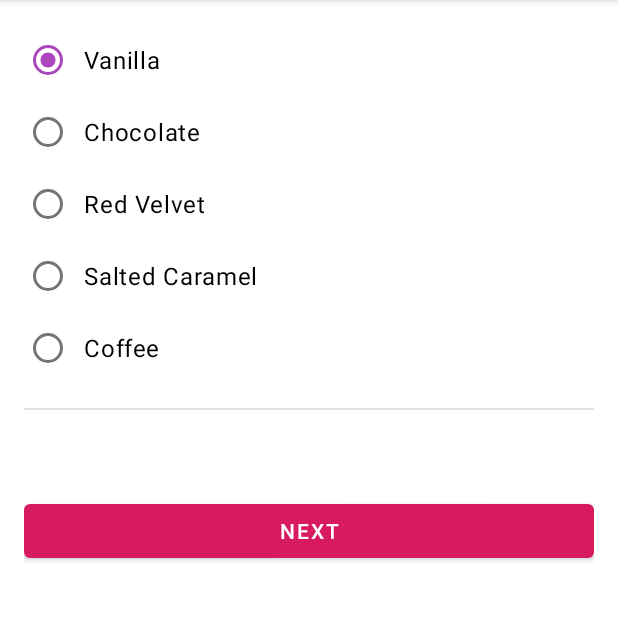
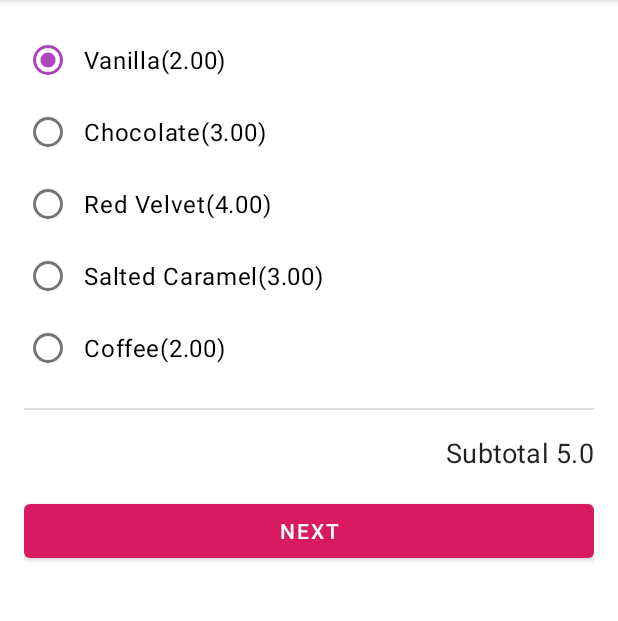
Before and after one commit to vickyvikas514/OrderCupcake, an Android app: the screen it shows after launch (MainActivity), after a tap on "ONE CUPCAKE", on a phone screen of 412 x 824 dp, the part 84-705 px from its top. Run offline under Robolectric (Android 15) with nearby library versions, the phone set to English and light mode, and no system bars; our stand-ins replace data binding, navigation-ui.

Commit message:
Finalised the layout with date,order summary,quantity with DATA BINDING

```diff
--- a/app/src/main/java/com/example/cupcake/model/OrderViewModel.kt
+++ b/app/src/main/java/com/example/cupcake/model/OrderViewModel.kt
@@ -18,10 +18,23 @@ import java.util.Locale
  * [OrderViewModel] holds information about a cupcake order in terms of quantity, flavor, and
  * pickup date. It also knows how to calculate the total price based on these order details.
  */
+private const val PRICE_PER_CUPCAKE = 2.00
+private const val PRICE_FOR_SAME_DAY=3.00
+private const val pricevanilla=2.00
+private const val pricechocolate=4.00
+private const val priceredvelvet=4.00
+private const val pricecaramel=3.00
+private const val pricecoffe=2.00
+
+
 class OrderViewModel : ViewModel() {
+
+
+
 
     // Quantity of cupcakes in this order
     val dateOptions = getPickupOption()
+
 
     private val _quantity = MutableLiveData<Int>()
     val quantity: LiveData<Int> = _quantity
@@ -37,7 +50,7 @@ class OrderViewModel : ViewModel() {
     val date: LiveData<String> = _date
 
     // Price of the order so far
-    private val _price = MutableLiveData<Double>(0.0)
+    private val _price = MutableLiveData<Double>()
     val price: LiveData<Double> = _price
 
 
@@ -49,6 +62,7 @@ class OrderViewModel : ViewModel() {
      */
     fun setQuantity(numberCupcakes: Int) {
         _quantity.value = numberCupcakes
+        updatePrice()
 
     }
 
@@ -68,6 +82,7 @@ class OrderViewModel : ViewModel() {
      */
     fun setDate(pickupDate: String) {
         _date.value = pickupDate
+        updatePrice()
 
     }
 
@@ -88,6 +103,23 @@ class OrderViewModel : ViewModel() {
         }
         return options
     }
+    fun resetOrder(){
+        _quantity.value=0
+        _flavor.value=""
+        _date.value = dateOptions[0]
+        _price.value = 0.0
+    }
+    init {
+        resetOrder()
+    }
+    private fun updatePrice(){
+        var calculatedprice=(quantity.value ?:0)* PRICE_PER_CUPCAKE
+        if(dateOptions[0]==_date.value){
+             calculatedprice+= PRICE_FOR_SAME_DAY
+        }
+        //if(== _flavor.value)
+        _price.value=calculatedprice
+    }
 
     /**
      * Reset the order by using initial default values for the quantity, flavor, date, and price.
--- a/app/src/main/res/layout/fragment_flavor.xml
+++ b/app/src/main/res/layout/fragment_flavor.xml
@@ -103,7 +103,8 @@
                 android:layout_marginTop="@dimen/side_margin"
                 app:layout_constraintEnd_toEndOf="parent"
                 app:layout_constraintTop_toBottomOf="@id/divider"
-                tools:text="Subtotal $5.00" />
+                tools:text="Subtotal $5.00"
+                android:text="@{@string/subtotal_price(viewModel.price)}"/>
 
             <Button
                 android:id="@+id/next_button"
--- a/app/src/main/res/layout/fragment_pickup.xml
+++ b/app/src/main/res/layout/fragment_pickup.xml
@@ -98,7 +98,8 @@
                 android:layout_marginTop="@dimen/side_margin"
                 app:layout_constraintEnd_toEndOf="parent"
                 app:layout_constraintTop_toBottomOf="@id/divider"
-                tools:text="Subtotal $5.00" />
+                tools:text="Subtotal $5.00"
+                android:text="@{@string/subtotal_price(viewModel.price)}"/>
 
             <Button
                 android:id="@+id/next_button"
--- a/app/src/main/res/values/strings.xml
+++ b/app/src/main/res/values/strings.xml
@@ -20,11 +20,11 @@
     <string name="six_cupcakes">Six Cupcakes</string>
     <string name="twelve_cupcakes">Twelve Cupcakes</string>
     <string name="choose_flavor">Choose Flavor</string>
-    <string name="vanilla">Vanilla</string>
-    <string name="chocolate">Chocolate</string>
-    <string name="red_velvet">Red Velvet</string>
-    <string name="salted_caramel">Salted Caramel</string>
-    <string name="coffee">Coffee</string>
+    <string name="vanilla">Vanilla(2.00)</string>
+    <string name="chocolate">Chocolate(3.00)</string>
+    <string name="red_velvet">Red Velvet(4.00)</string>
+    <string name="salted_caramel">Salted Caramel(3.00)</string>
+    <string name="coffee">Coffee(2.00)</string>
     <string name="special_flavor">Special Flavor</string>
     <string name="cancel">Cancel</string>
     <string name="next">Next</string>
```
Also changed, not shown: app/src/main/res/layout/fragment_summary.xml (+9 -6 lines).
